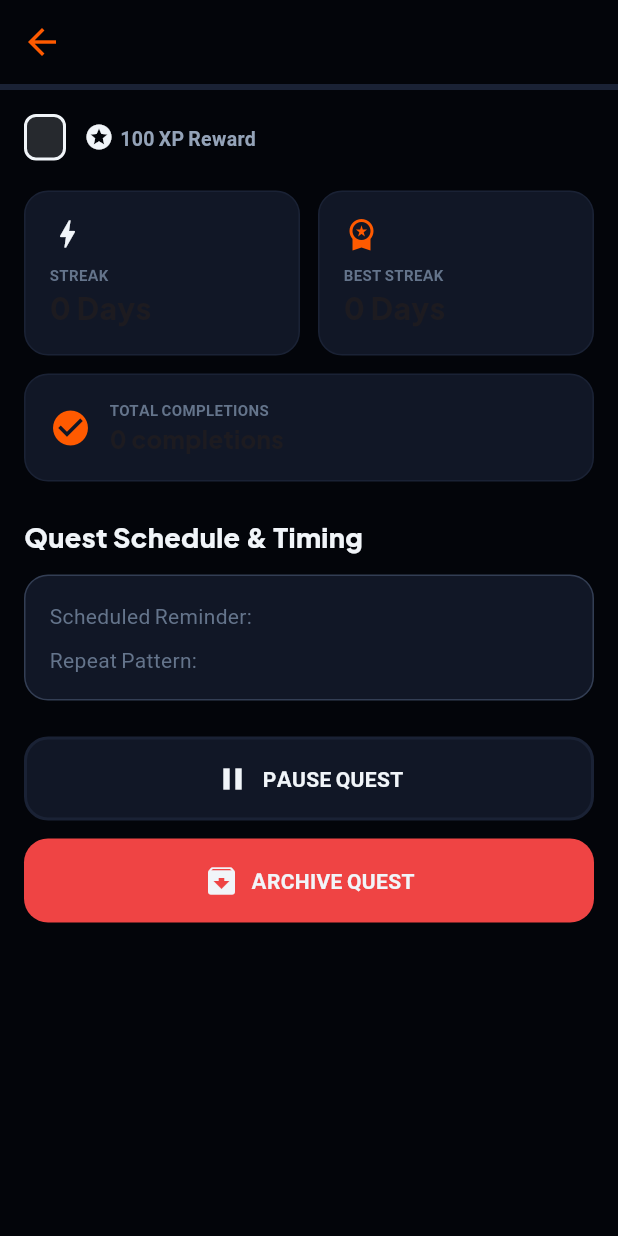
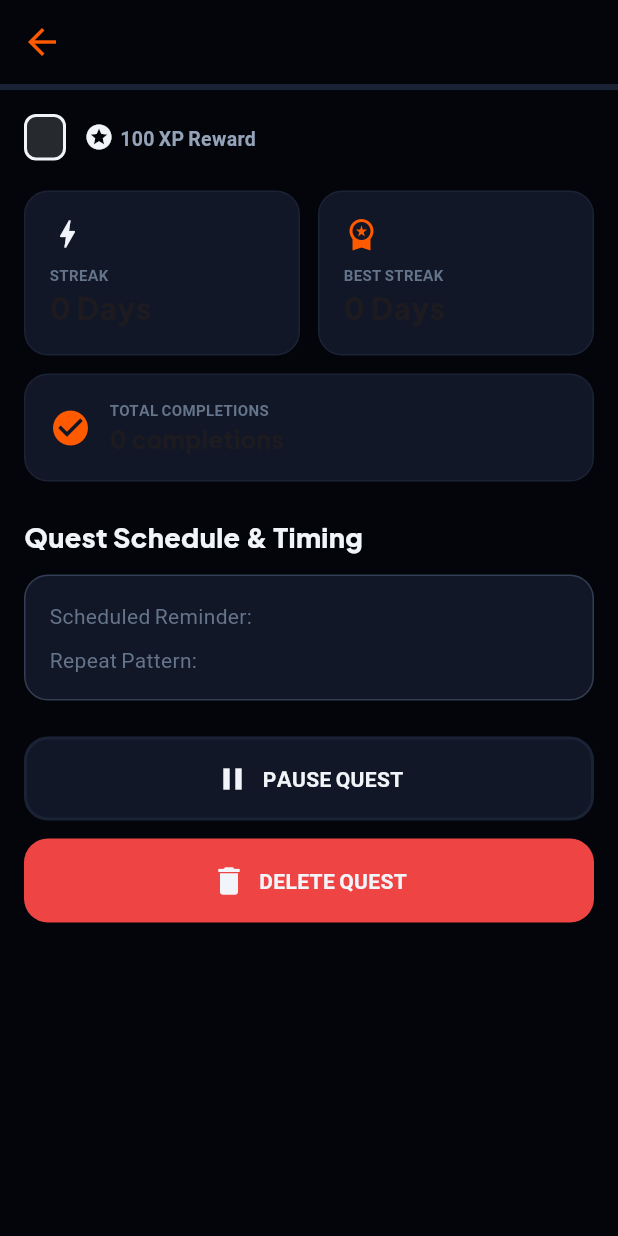
Before and after one commit to ermiyashenok/habit-tracker, a Flutter app: the QuestDetailScreen screen opened directly with empty values, on a phone screen of 412 x 824 dp. Run offline on Flutter 3.47's test engine with Material 3 defaults, Android fonts, the phone set to English and light mode, and no system bars; our stand-ins replace flutter_local_notifications, google_fonts, timezone; network calls fail.

Commit message:
update: quest detail delete functionality

```diff
--- a/maximize/lib/screens/quest_detail_screen.dart
+++ b/maximize/lib/screens/quest_detail_screen.dart
@@ -300,13 +300,13 @@ class QuestDetailScreen extends StatelessWidget {
               backgroundColor: ChunkyColors.errorRed,
               shadowColor: ChunkyColors.errorRed,
               onTap: () {
-                // Soft Delete / Archive
+                // Delete Activity
                 state.deleteActivity(activity.id);
                 ScaffoldMessenger.of(context).showSnackBar(
                   SnackBar(
                     backgroundColor: ChunkyColors.errorRed,
                     content: Text(
-                      '"${activity.name}" archived successfully.',
+                      '"${activity.name}" deleted successfully.',
                       style: const TextStyle(fontWeight: FontWeight.bold),
                     ),
                   ),
@@ -316,10 +316,10 @@ class QuestDetailScreen extends StatelessWidget {
               child: const Row(
                 mainAxisAlignment: MainAxisAlignment.center,
                 children: [
-                  Icon(Icons.archive, color: ChunkyColors.onSurface),
+                  Icon(Icons.delete, color: ChunkyColors.onSurface),
                   SizedBox(width: 8.0),
                   Text(
-                    'ARCHIVE QUEST',
+                    'DELETE QUEST',
                     style: TextStyle(
                       fontFamily: 'BeVietnamPro',
                       fontWeight: FontWeight.bold,
```
